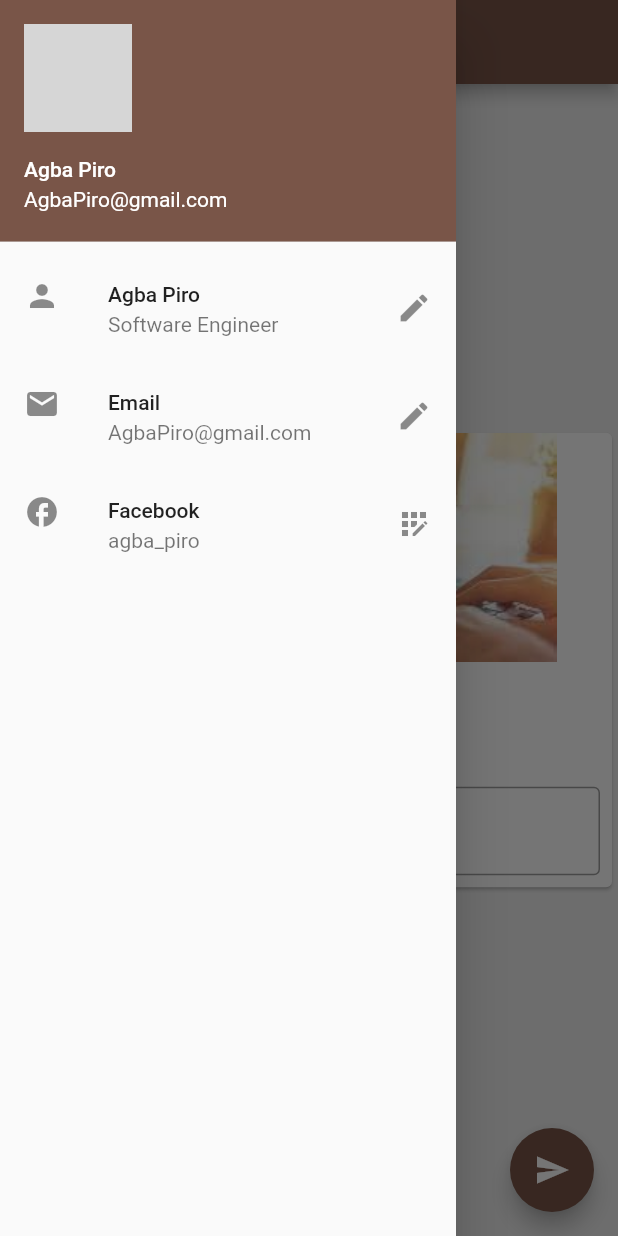
After one commit to theclassical-dev/app-in-all, a Flutter app: the screen it shows after launch, with the side drawer open, on a phone screen of 412 x 824 dp. The commit adds this screen. Run offline on Flutter 3.47's test engine with Material 2 defaults, Android fonts, the phone set to English and light mode, and no system bars; network calls fail; grey boxes are pictures that could not be loaded.

Commit message:
flutter is well Organized

```diff
--- /dev/null
+++ b/lib/drawer.dart
@@ -0,0 +1,39 @@
+import 'package:flutter/material.dart';
+
+class MyDrawer extends StatelessWidget {
+  @override
+  Widget build(BuildContext context) {
+    return Drawer(
+      child: ListView(
+        padding: const EdgeInsets.all(0),
+        children: [
+          UserAccountsDrawerHeader(
+              accountName: Text("Agba Piro"),
+              accountEmail: Text('AgbaPiro@gmail.com'),
+              currentAccountPicture: CircleAvatar(
+                backgroundImage: NetworkImage(
+                    "https://images.unsplash.com/photo-1593642633279-1796119d5482?ixlib=rb-1.2.1&ixid=MnwxMjA3fDF8MHxlZGl0b3JpYWwtZmVlZHwxfHx8ZW58MHx8fHw%3D&auto=format&fit=crop&w=500&q=60"),
+              )),
+          ListTile(
+            leading: Icon(Icons.person),
+            title: Text("Agba Piro"),
+            subtitle: Text("Software Engineer"),
+            trailing: Icon(Icons.edit),
+          ),
+          ListTile(
+            leading: Icon(Icons.email),
+            title: Text("Email"),
+            subtitle: Text("AgbaPiro@gmail.com"),
+            trailing: Icon(Icons.edit),
+          ),
+          ListTile(
+            leading: Icon(Icons.facebook),
+            title: Text("Facebook"),
+            subtitle: Text("agba_piro"),
+            trailing: Icon(Icons.app_registration),
+          )
+        ],
+      ),
+    );
+  }
+}
--- /dev/null
+++ b/lib/home_page.dart
@@ -0,0 +1,35 @@
+import 'package:allapptest/drawer.dart';
+import 'package:allapptest/name_card.dart';
+import 'package:flutter/material.dart';
+
+class Homepage extends StatefulWidget {
+  @override
+  _HomepageState createState() => _HomepageState();
+}
+
+class _HomepageState extends State<Homepage> {
+  var meme = "Maforr";
+  TextEditingController _nameController = TextEditingController();
+  @override
+  Widget build(BuildContext context) {
+    return Scaffold(
+      backgroundColor: Colors.grey[200],
+      appBar: AppBar(
+        title: Text("App In All"),
+      ),
+      body: Center(
+        child: SingleChildScrollView(
+          child: NameCard(meme: meme, nameController: _nameController),
+        ),
+      ),
+      drawer: MyDrawer(),
+      floatingActionButton: FloatingActionButton(
+        onPressed: () {
+          meme = _nameController.text;
+          setState(() {});
+        },
+        child: Icon(Icons.send),
+      ),
+    );
+  }
+}
--- /dev/null
+++ b/lib/name_card.dart
@@ -0,0 +1,47 @@
+import 'package:flutter/material.dart';
+
+class NameCard extends StatelessWidget {
+  const NameCard({
+    Key? key,
+    required this.meme,
+    required TextEditingController nameController,
+  }) : _nameController = nameController, super(key: key);
+
+  final String meme;
+  final TextEditingController _nameController;
+
+  @override
+  Widget build(BuildContext context) {
+    return Card(
+      child: Column(
+        children: [
+          Image.asset(
+            "assets/1.jpeg",
+          ),
+          SizedBox(
+            height: 20,
+          ),
+          Text(meme,
+              style: TextStyle(
+                fontSize: 30,
+                fontWeight: FontWeight.bold,
+              )),
+          SizedBox(
+            height: 20,
+          ),
+          Padding(
+            padding: const EdgeInsets.all(8.0),
+            child: TextField(
+              controller: _nameController,
+              decoration: InputDecoration(
+                border: OutlineInputBorder(),
+                hintText: "Type Something",
+                labelText: "Type",
+              ),
+            ),
+          )
+        ],
+      ),
+    );
+  }
+}
```
Also changed, not shown: lib/main.dart (+8 -93 lines), 1 other file.
